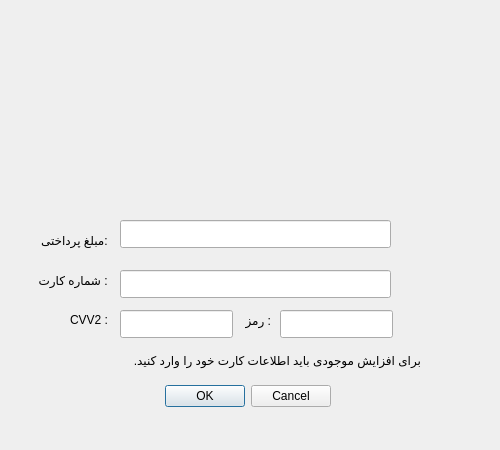
First picture: the form in menu/increase_money.ui, repository AP-projects-4001/alsa, before the edit.
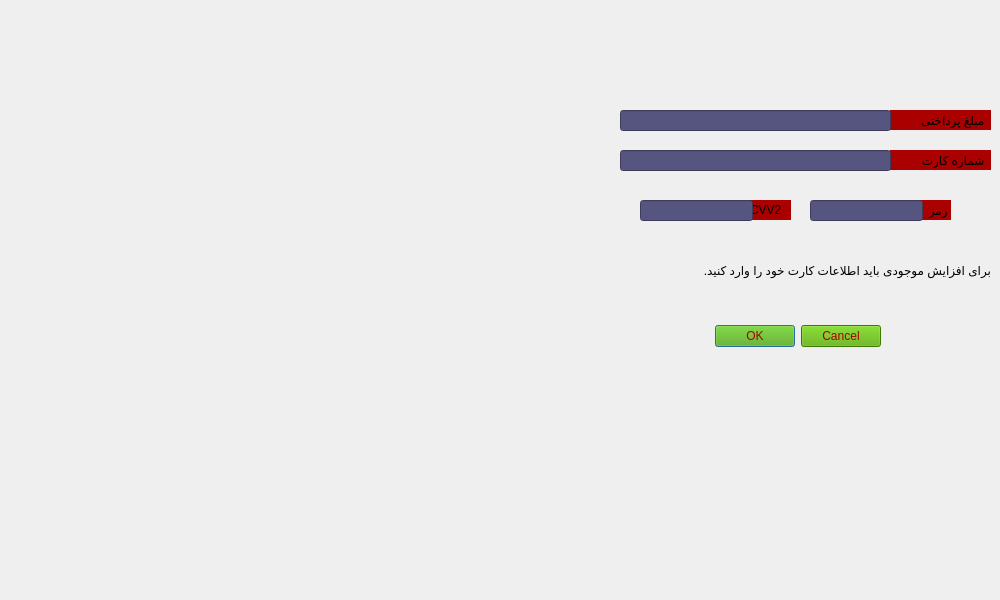
Second picture: the form after the edit. Icons and pictures are not drawn.

```diff
--- a/menu/increase_money.ui
+++ b/menu/increase_money.ui
@@ -6,34 +6,42 @@
    <rect>
     <x>0</x>
     <y>0</y>
-    <width>500</width>
-    <height>450</height>
+    <width>1000</width>
+    <height>600</height>
    </rect>
   </property>
   <property name="minimumSize">
    <size>
-    <width>500</width>
-    <height>450</height>
+    <width>1000</width>
+    <height>600</height>
    </size>
   </property>
   <property name="maximumSize">
    <size>
-    <width>500</width>
-    <height>450</height>
+    <width>1000</width>
+    <height>600</height>
    </size>
   </property>
   <property name="windowTitle">
    <string>Dialog</string>
   </property>
+  <property name="styleSheet">
+   <string notr="true">background-image: url(C:/Users/digitall home/Documents/Ap/alsa/menu/pey.png);</string>
+  </property>
   <widget class="QDialogButtonBox" name="buttonBox">
    <property name="geometry">
     <rect>
-     <x>-10</x>
-     <y>380</y>
+     <x>540</x>
+     <y>320</y>
      <width>341</width>
      <height>32</height>
     </rect>
    </property>
+   <property name="styleSheet">
+    <string notr="true">background-image: url();
+background-color: rgb(85, 170, 0);
+color: rgb(170, 0, 0);</string>
+   </property>
    <property name="orientation">
     <enum>Qt::Horizontal</enum>
    </property>
@@ -41,123 +49,137 @@
     <set>QDialogButtonBox::Cancel|QDialogButtonBox::Ok</set>
    </property>
   </widget>
-  <widget class="QLabel" name="label">
-   <property name="geometry">
-    <rect>
-     <x>90</x>
-     <y>50</y>
-     <width>351</width>
-     <height>101</height>
-    </rect>
-   </property>
-   <property name="text">
-    <string/>
-   </property>
-  </widget>
-  <widget class="QLabel" name="label_2">
-   <property name="geometry">
-    <rect>
-     <x>30</x>
-     <y>10</y>
-     <width>401</width>
-     <height>221</height>
-    </rect>
-   </property>
-   <property name="text">
-    <string/>
-   </property>
-  </widget>
   <widget class="QLabel" name="label_3">
    <property name="geometry">
     <rect>
-     <x>10</x>
-     <y>270</y>
+     <x>890</x>
+     <y>150</y>
      <width>101</width>
      <height>20</height>
     </rect>
    </property>
+   <property name="styleSheet">
+    <string notr="true">background-image: url();
+background-color: rgb(170, 0, 0);
+color: rgb(0, 0, 0);</string>
+   </property>
    <property name="text">
-    <string> : شماره کارت</string>
+    <string>  شماره کارت</string>
    </property>
   </widget>
   <widget class="QLineEdit" name="lineEdit">
    <property name="geometry">
     <rect>
-     <x>120</x>
-     <y>270</y>
+     <x>620</x>
+     <y>150</y>
      <width>271</width>
-     <height>28</height>
+     <height>21</height>
     </rect>
    </property>
+   <property name="styleSheet">
+    <string notr="true">background-image: url();
+background-color: rgb(85, 85, 127);
+</string>
+   </property>
   </widget>
   <widget class="QLabel" name="label_4">
    <property name="geometry">
     <rect>
-     <x>10</x>
-     <y>230</y>
+     <x>890</x>
+     <y>110</y>
      <width>101</width>
      <height>20</height>
     </rect>
    </property>
+   <property name="styleSheet">
+    <string notr="true">background-image: url();
+background-color: rgb(170, 0, 0);
+color: rgb(0, 0, 0);</string>
+   </property>
    <property name="text">
-    <string> :مبلغ پرداختی</string>
+    <string>  مبلغ پرداختی</string>
    </property>
   </widget>
   <widget class="QLabel" name="label_5">
    <property name="geometry">
     <rect>
-     <x>70</x>
-     <y>310</y>
+     <x>750</x>
+     <y>200</y>
      <width>41</width>
      <height>20</height>
     </rect>
    </property>
+   <property name="styleSheet">
+    <string notr="true">background-image: url();
+background-color: rgb(170, 0, 0);
+color: rgb(0, 0, 0);</string>
+   </property>
    <property name="text">
-    <string>CVV2 :</string>
+    <string>CVV2</string>
    </property>
   </widget>
   <widget class="QLineEdit" name="lineEdit_2">
    <property name="geometry">
     <rect>
-     <x>120</x>
-     <y>310</y>
+     <x>640</x>
+     <y>200</y>
      <width>113</width>
-     <height>28</height>
+     <height>21</height>
     </rect>
    </property>
+   <property name="styleSheet">
+    <string notr="true">background-image: url();
+background-color: rgb(85, 85, 127);
+</string>
+   </property>
   </widget>
   <widget class="QLabel" name="label_6">
    <property name="geometry">
     <rect>
-     <x>240</x>
-     <y>310</y>
+     <x>920</x>
+     <y>200</y>
      <width>31</width>
      <height>20</height>
     </rect>
    </property>
+   <property name="styleSheet">
+    <string notr="true">background-image: url();
+background-color: rgb(170, 0, 0);
+color: rgb(0, 0, 0);</string>
+   </property>
    <property name="text">
-    <string>: رمز</string>
+    <string> رمز</string>
    </property>
   </widget>
   <widget class="QLineEdit" name="lineEdit_3">
    <property name="geometry">
     <rect>
-     <x>280</x>
-     <y>310</y>
+     <x>810</x>
+     <y>200</y>
      <width>113</width>
-     <height>28</height>
+     <height>21</height>
     </rect>
    </property>
+   <property name="styleSheet">
+    <string notr="true">background-image: url();
+background-color: rgb(85, 85, 127);
+</string>
+   </property>
   </widget>
   <widget class="QLineEdit" name="lineEdit_4">
    <property name="geometry">
     <rect>
-     <x>120</x>
-     <y>220</y>
+     <x>620</x>
+     <y>110</y>
      <width>271</width>
-     <height>28</height>
+     <height>21</height>
     </rect>
    </property>
+   <property name="styleSheet">
+    <string notr="true">background-image: url();
+background-color: rgb(85, 85, 127);
+</string>
+   </property>
    <property name="readOnly">
     <bool>true</bool>
    </property>
@@ -165,12 +187,16 @@
   <widget class="QLabel" name="label_7">
    <property name="geometry">
     <rect>
-     <x>50</x>
-     <y>350</y>
+     <x>620</x>
+     <y>260</y>
      <width>371</width>
      <height>20</height>
     </rect>
    </property>
+   <property name="styleSheet">
+    <string notr="true">background-image: url();
+color: rgb(0, 0, 0);</string>
+   </property>
    <property name="text">
     <string>برای افزایش موجودی باید اطلاعات کارت خود را وارد کنید.</string>
    </property>
```
